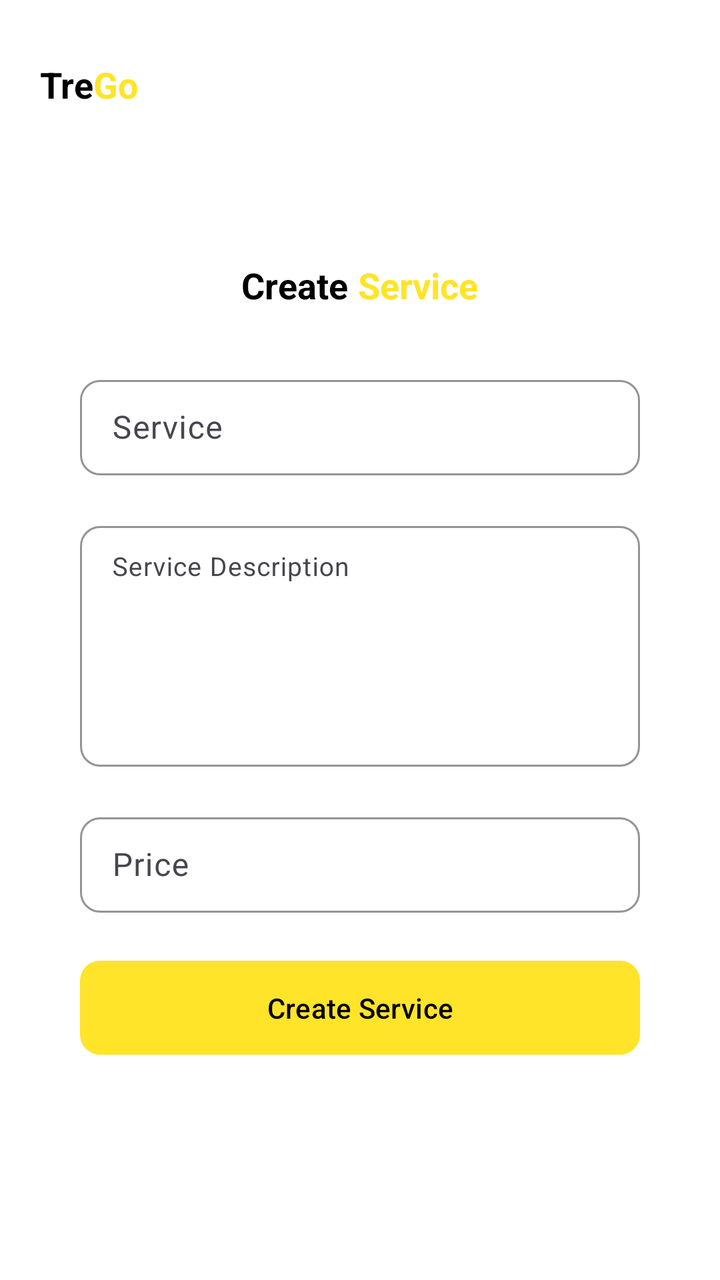
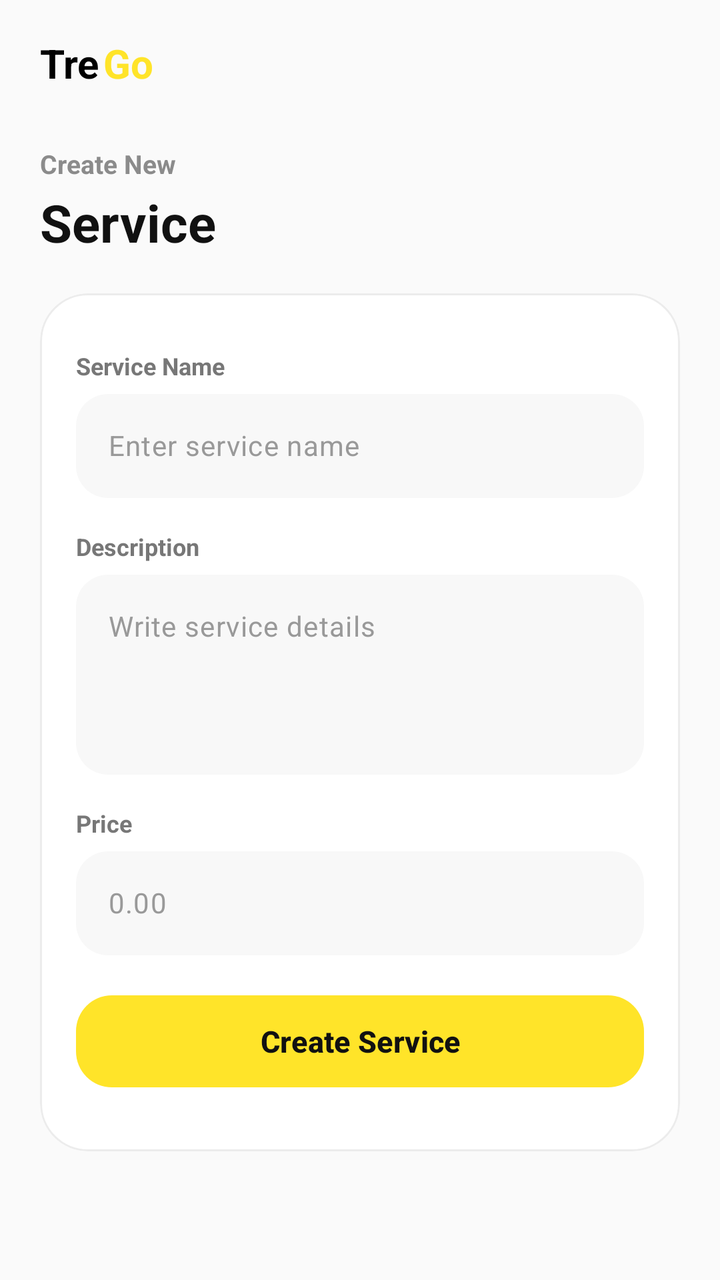

Screens rendered from an Android XML layout before and after an edit, with the pre-edit source and the edit as a unified diff.
<!-- AndroidManifest.xml: application theme Theme.TregoApp -->
<!-- res/layout/fragment_create_service.xml -->
<?xml version="1.0" encoding="utf-8"?>
<LinearLayout xmlns:android="http://schemas.android.com/apk/res/android"
    xmlns:tools="http://schemas.android.com/tools"
    android:layout_width="match_parent"
    android:layout_height="match_parent"
    xmlns:app="http://schemas.android.com/apk/res-auto"
    tools:context=".mechanic.ui.CreateServiceFragment"
    android:orientation="vertical"
    android:background="@color/secondary_color"
    android:padding="20dp">

    <LinearLayout
        android:layout_width="match_parent"
        android:layout_height="wrap_content"
        android:gravity="start"
        android:layout_marginTop="10dp"
        android:layout_marginBottom="6dp">

        <TextView
            android:layout_width="wrap_content"
            android:layout_height="wrap_content"
            android:text="@string/app_first_name"
            android:textSize="18sp"
            android:textStyle="bold"
            android:textColor="@color/tertiary_color" />

        <TextView
            android:layout_width="wrap_content"
            android:layout_height="wrap_content"
            android:text="@string/app_last_name"
            android:textSize="18sp"
            android:textStyle="bold"
            android:textColor="@color/primary_color" />

    </LinearLayout>

    <View
        android:layout_width="0dp"
        android:layout_height="70dp" />

    <LinearLayout
        android:layout_width="match_parent"
        android:layout_height="wrap_content"
        android:orientation="vertical"
        android:gravity="center" >

        <LinearLayout
            android:layout_width="match_parent"
            android:layout_height="wrap_content"
            android:gravity="center"
            android:layout_marginBottom="30dp">

            <TextView
                android:layout_width="wrap_content"
                android:layout_height="wrap_content"
                android:text="@string/create"
                android:textSize="18sp"
                android:textStyle="bold"
                android:textColor="@color/tertiary_color" />

            <TextView
                android:layout_width="wrap_content"
                android:layout_height="wrap_content"
                android:text="@string/service"
                android:textSize="18sp"
                android:textStyle="bold"
                android:textColor="@color/primary_color"
                android:paddingStart="5dp"/>

        </LinearLayout>

        <LinearLayout
            android:layout_width="280dp"
            android:layout_height="match_parent"
            android:orientation="vertical"
            android:gravity="center">

            <com.google.android.material.textfield.TextInputLayout
                android:layout_width="match_parent"
                android:layout_height="wrap_content"
                android:layout_marginBottom="20dp"
                app:boxStrokeWidth="1dp"
                app:boxStrokeWidthFocused="1dp"
                app:boxStrokeColor="@color/black"
                app:hintTextColor="@color/placeholder_text_color"
                app:boxBackgroundColor="@color/field_color"
                app:boxCornerRadiusTopStart="10dp"
                app:boxCornerRadiusBottomStart="10dp"
                app:boxCornerRadiusBottomEnd="10dp"
                app:boxCornerRadiusTopEnd="10dp" >

                <com.google.android.material.textfield.TextInputEditText
                    android:id="@+id/etService"
                    android:layout_width="match_parent"
                    android:layout_height="wrap_content"
                    android:hint="@string/service"
                    android:paddingVertical="13dp"/>

            </com.google.android.material.textfield.TextInputLayout>

            <com.google.android.material.textfield.TextInputLayout
                android:layout_width="match_parent"
                android:layout_height="wrap_content"
                android:layout_marginBottom="20dp"
                app:boxStrokeWidth="1dp"
                app:boxStrokeWidthFocused="1dp"
                app:boxStrokeColor="@color/black"
                app:hintTextColor="@color/placeholder_text_color"
                app:boxBackgroundColor="@color/field_color"
                app:boxCornerRadiusTopStart="10dp"
                app:boxCornerRadiusBottomStart="10dp"
                app:boxCornerRadiusBottomEnd="10dp"
                app:boxCornerRadiusTopEnd="10dp" >

                <com.google.android.material.textfield.TextInputEditText
                    android:id="@+id/etServiceDescription"
                    android:layout_width="match_parent"
                    android:layout_height="wrap_content"
                    android:hint="Service Description"
                    android:inputType="textMultiLine"
                    android:lines="6"
                    android:gravity="top|start"
                    android:textColor="@color/black"
                    android:textSize="13sp"
                    android:scrollbars="vertical"
                    android:overScrollMode="always"
                    android:paddingVertical="13dp"/>

            </com.google.android.material.textfield.TextInputLayout>

            <com.google.android.material.textfield.TextInputLayout
                android:layout_width="match_parent"
                android:layout_height="wrap_content"
                android:layout_marginBottom="20dp"
                app:prefixText="₹"
                app:boxStrokeWidth="1dp"
                app:boxStrokeWidthFocused="1dp"
                app:boxStrokeColor="@color/black"
                app:hintTextColor="@color/placeholder_text_color"
                app:boxBackgroundColor="@color/field_color"
                app:boxCornerRadiusTopStart="10dp"
                app:boxCornerRadiusBottomStart="10dp"
                app:boxCornerRadiusBottomEnd="10dp"
                app:boxCornerRadiusTopEnd="10dp" >

                <com.google.android.material.textfield.TextInputEditText
                    android:id="@+id/etServicePrice"
                    android:layout_width="match_parent"
                    android:layout_height="wrap_content"
                    android:hint="@string/price"
                    android:inputType="numberDecimal"
                    android:paddingVertical="13dp"/>

            </com.google.android.material.textfield.TextInputLayout>

            <com.google.android.material.button.MaterialButton
                android:id="@+id/createServiceBtn"
                android:layout_width="match_parent"
                android:layout_height="wrap_content"
                android:text="@string/create_service"
                android:textColor="@color/black"
                android:paddingVertical="14dp"
                android:layout_marginBottom="40dp"
                app:cornerRadius="10dp" />

        </LinearLayout>

    </LinearLayout>

</LinearLayout>
<!-- resources referenced by this layout -->
<resources>
  <color name="black">#FF000000</color>
  <color name="field_color">#FFFFFFFF</color>
  <color name="placeholder_text_color">#949494</color>
  <color name="primary_color">#FFE429</color>
  <color name="secondary_color">#FFFFFFFF</color>
  <color name="tertiary_color">#FF000000</color>
  <string name="app_first_name">Tre</string>
  <string name="app_last_name">Go</string>
  <string name="create">Create</string>
  <string name="create_service">Create Service</string>
  
      // For Filter
  <string name="price">Price</string>
  <string name="service">Service</string>
  <style name="Theme.TregoApp" parent="Base.Theme.TregoApp" />
  <style name="Base.Theme.TregoApp" parent="Theme.Material3.DayNight.NoActionBar">
          <item name="colorPrimary">@color/primary_color</item>
          <item name="android:statusBarColor">@color/secondary_color</item>
          <item name="android:windowLightStatusBar">true</item>
      </style>
</resources>

<!-- the commit's change to res/layout/fragment_create_service.xml (unified diff, before → after) -->
@@ -1,26 +1,27 @@
 <?xml version="1.0" encoding="utf-8"?>
 <LinearLayout xmlns:android="http://schemas.android.com/apk/res/android"
     xmlns:tools="http://schemas.android.com/tools"
+    xmlns:app="http://schemas.android.com/apk/res-auto"
     android:layout_width="match_parent"
     android:layout_height="match_parent"
-    xmlns:app="http://schemas.android.com/apk/res-auto"
-    tools:context=".mechanic.ui.CreateServiceFragment"
     android:orientation="vertical"
-    android:background="@color/secondary_color"
-    android:padding="20dp">
-
+    android:background="#FAFAFA"
+    android:paddingHorizontal="20dp"
+    android:paddingTop="18dp"
+    android:paddingBottom="14dp"
+    tools:context=".mechanic.ui.CreateServiceFragment">
+
+    
     <LinearLayout
         android:layout_width="match_parent"
         android:layout_height="wrap_content"
-        android:gravity="start"
-        android:layout_marginTop="10dp"
-        android:layout_marginBottom="6dp">
+        android:gravity="center_vertical">
 
         <TextView
             android:layout_width="wrap_content"
             android:layout_height="wrap_content"
             android:text="@string/app_first_name"
-            android:textSize="18sp"
+            android:textSize="20sp"
             android:textStyle="bold"
             android:textColor="@color/tertiary_color" />
 
@@ -28,143 +29,230 @@
             android:layout_width="wrap_content"
             android:layout_height="wrap_content"
             android:text="@string/app_last_name"
-            android:textSize="18sp"
+            android:textSize="20sp"
             android:textStyle="bold"
-            android:textColor="@color/primary_color" />
+            android:textColor="@color/primary_color"
+            android:paddingStart="2dp" />
 
     </LinearLayout>
 
     <View
-        android:layout_width="0dp"
-        android:layout_height="70dp" />
-
+        android:layout_width="match_parent"
+        android:layout_height="28dp" />
+
+    
     <LinearLayout
         android:layout_width="match_parent"
         android:layout_height="wrap_content"
-        android:orientation="vertical"
-        android:gravity="center" >
+        android:orientation="vertical">
+
+        <TextView
+            android:layout_width="wrap_content"
+            android:layout_height="wrap_content"
+            android:text="Create New"
+            android:textSize="13sp"
+            android:textStyle="bold"
+            android:textColor="#8B8B8B" />
 
         <LinearLayout
-            android:layout_width="match_parent"
-            android:layout_height="wrap_content"
-            android:gravity="center"
-            android:layout_marginBottom="30dp">
-
-            <TextView
-                android:layout_width="wrap_content"
-                android:layout_height="wrap_content"
-                android:text="@string/create"
-                android:textSize="18sp"
-                android:textStyle="bold"
-                android:textColor="@color/tertiary_color" />
+            android:layout_width="wrap_content"
+            android:layout_height="wrap_content"
+            android:layout_marginTop="3dp"
+            android:gravity="center_vertical">
 
             <TextView
                 android:layout_width="wrap_content"
                 android:layout_height="wrap_content"
                 android:text="@string/service"
-                android:textSize="18sp"
+                android:textSize="26sp"
                 android:textStyle="bold"
-                android:textColor="@color/primary_color"
-                android:paddingStart="5dp"/>
+                android:textColor="#111111" />
+
+
+
+
+
+
 
         </LinearLayout>
 
+    </LinearLayout>
+
+    <View
+        android:layout_width="match_parent"
+        android:layout_height="18dp" />
+
+    
+    <com.google.android.material.card.MaterialCardView
+        android:layout_width="match_parent"
+        android:layout_height="wrap_content"
+        app:cardBackgroundColor="#FFFFFF"
+        app:cardCornerRadius="24dp"
+        app:strokeColor="#ECECEC"
+        app:strokeWidth="1dp"
+        app:cardElevation="0dp">
+
         <LinearLayout
-            android:layout_width="280dp"
+            android:layout_width="match_parent"
             android:layout_height="match_parent"
+            android:layout_marginVertical="10dp"
             android:orientation="vertical"
-            android:gravity="center">
-
-            <com.google.android.material.textfield.TextInputLayout
+            android:padding="18dp">
+
+            
+            <ScrollView
                 android:layout_width="match_parent"
-                android:layout_height="wrap_content"
-                android:layout_marginBottom="20dp"
-                app:boxStrokeWidth="1dp"
-                app:boxStrokeWidthFocused="1dp"
-                app:boxStrokeColor="@color/black"
-                app:hintTextColor="@color/placeholder_text_color"
-                app:boxBackgroundColor="@color/field_color"
-                app:boxCornerRadiusTopStart="10dp"
-                app:boxCornerRadiusBottomStart="10dp"
-                app:boxCornerRadiusBottomEnd="10dp"
-                app:boxCornerRadiusTopEnd="10dp" >
-
-                <com.google.android.material.textfield.TextInputEditText
-                    android:id="@+id/etService"
+                android:layout_height="0dp"
+                android:layout_weight="1"
+                android:overScrollMode="never">
+
+                <LinearLayout
                     android:layout_width="match_parent"
                     android:layout_height="wrap_content"
-                    android:hint="@string/service"
-                    android:paddingVertical="13dp"/>
-
-            </com.google.android.material.textfield.TextInputLayout>
-
-            <com.google.android.material.textfield.TextInputLayout
-                android:layout_width="match_parent"
-                android:layout_height="wrap_content"
-                android:layout_marginBottom="20dp"
-                app:boxStrokeWidth="1dp"
-                app:boxStrokeWidthFocused="1dp"
-                app:boxStrokeColor="@color/black"
-                app:hintTextColor="@color/placeholder_text_color"
-                app:boxBackgroundColor="@color/field_color"
-                app:boxCornerRadiusTopStart="10dp"
-                app:boxCornerRadiusBottomStart="10dp"
-                app:boxCornerRadiusBottomEnd="10dp"
-                app:boxCornerRadiusTopEnd="10dp" >
-
-                <com.google.android.material.textfield.TextInputEditText
-                    android:id="@+id/etServiceDescription"
-                    android:layout_width="match_parent"
-                    android:layout_height="wrap_content"
-                    android:hint="Service Description"
-                    android:inputType="textMultiLine"
-                    android:lines="6"
-                    android:gravity="top|start"
-                    android:textColor="@color/black"
-                    android:textSize="13sp"
-                    android:scrollbars="vertical"
-                    android:overScrollMode="always"
-                    android:paddingVertical="13dp"/>
-
-            </com.google.android.material.textfield.TextInputLayout>
-
-            <com.google.android.material.textfield.TextInputLayout
-                android:layout_width="match_parent"
-                android:layout_height="wrap_content"
-                android:layout_marginBottom="20dp"
-                app:prefixText="₹"
-                app:boxStrokeWidth="1dp"
-                app:boxStrokeWidthFocused="1dp"
-                app:boxStrokeColor="@color/black"
-                app:hintTextColor="@color/placeholder_text_color"
-                app:boxBackgroundColor="@color/field_color"
-                app:boxCornerRadiusTopStart="10dp"
-                app:boxCornerRadiusBottomStart="10dp"
-                app:boxCornerRadiusBottomEnd="10dp"
-                app:boxCornerRadiusTopEnd="10dp" >
-
-                <com.google.android.material.textfield.TextInputEditText
-                    android:id="@+id/etServicePrice"
-                    android:layout_width="match_parent"
-                    android:layout_height="wrap_content"
-                    android:hint="@string/price"
-                    android:inputType="numberDecimal"
-                    android:paddingVertical="13dp"/>
-
-            </com.google.android.material.textfield.TextInputLayout>
-
+                    android:orientation="vertical">
+
+                    
+                    <TextView
+                        android:layout_width="wrap_content"
+                        android:layout_height="wrap_content"
+                        android:text="Service Name"
+                        android:textSize="12sp"
+                        android:textStyle="bold"
+                        android:textColor="#777777"
+                        android:layout_marginBottom="6dp" />
+
+                    <com.google.android.material.textfield.TextInputLayout
+                        android:layout_width="match_parent"
+                        android:layout_height="wrap_content"
+                        android:layout_marginBottom="16dp"
+                        app:hintEnabled="false"
+                        app:boxBackgroundMode="filled"
+                        app:boxBackgroundColor="#F8F8F8"
+                        app:boxStrokeWidth="0dp"
+                        app:boxStrokeWidthFocused="0dp"
+                        app:boxStrokeColor="@android:color/transparent"
+                        app:boxCornerRadiusTopStart="16dp"
+                        app:boxCornerRadiusTopEnd="16dp"
+                        app:boxCornerRadiusBottomStart="16dp"
+                        app:boxCornerRadiusBottomEnd="16dp">
+
+                        <com.google.android.material.textfield.TextInputEditText
+                            android:id="@+id/etService"
+                            android:layout_width="match_parent"
+                            android:layout_height="52dp"
+                            android:background="@null"
+                            android:hint="Enter service name"
+                            android:textColorHint="#999999"
+                            android:textColor="#111111"
+                            android:textSize="14sp"
+                            android:paddingHorizontal="16dp"
+                            android:gravity="center_vertical"/>
+
+                    </com.google.android.material.textfield.TextInputLayout>
+
+                    
+                    <TextView
+                        android:layout_width="wrap_content"
+                        android:layout_height="wrap_content"
+                        android:text="Description"
+                        android:textSize="12sp"
+                        android:textStyle="bold"
+                        android:textColor="#777777"
+                        android:layout_marginBottom="6dp" />
+
+                    <com.google.android.material.textfield.TextInputLayout
+                        android:layout_width="match_parent"
+                        android:layout_height="wrap_content"
+                        android:layout_marginBottom="16dp"
+                        app:hintEnabled="false"
+                        app:boxBackgroundMode="filled"
+                        app:boxBackgroundColor="#F8F8F8"
+                        app:boxStrokeWidth="0dp"
+                        app:boxStrokeWidthFocused="0dp"
+                        app:boxStrokeColor="@android:color/transparent"
+                        app:boxCornerRadiusTopStart="16dp"
+                        app:boxCornerRadiusTopEnd="16dp"
+                        app:boxCornerRadiusBottomStart="16dp"
+                        app:boxCornerRadiusBottomEnd="16dp">
+
+                        <com.google.android.material.textfield.TextInputEditText
+                            android:id="@+id/etServiceDescription"
+                            android:layout_width="match_parent"
+                            android:layout_height="wrap_content"
+                            android:minLines="4"
+                            android:maxLines="6"
+                            android:background="@null"
+                            android:hint="Write service details"
+                            android:textColorHint="#999999"
+                            android:textColor="#111111"
+                            android:textSize="14sp"
+                            android:padding="16dp"
+                            android:gravity="top|start"
+                            android:inputType="textMultiLine"/>
+
+                    </com.google.android.material.textfield.TextInputLayout>
+
+                    
+                    <TextView
+                        android:layout_width="wrap_content"
+                        android:layout_height="wrap_content"
+                        android:text="Price"
+                        android:textSize="12sp"
+                        android:textStyle="bold"
+                        android:textColor="#777777"
+                        android:layout_marginBottom="6dp" />
+
+                    <com.google.android.material.textfield.TextInputLayout
+                        android:layout_width="match_parent"
+                        android:layout_height="wrap_content"
+                        app:hintEnabled="false"
+                        app:prefixText="₹ "
+                        app:boxBackgroundMode="filled"
+                        app:boxBackgroundColor="#F8F8F8"
+                        app:boxStrokeWidth="0dp"
+                        app:boxStrokeWidthFocused="0dp"
+                        app:boxStrokeColor="@android:color/transparent"
+                        app:boxCornerRadiusTopStart="16dp"
+                        app:boxCornerRadiusTopEnd="16dp"
+                        app:boxCornerRadiusBottomStart="16dp"
+                        app:boxCornerRadiusBottomEnd="16dp" >
+
+                        <com.google.android.material.textfield.TextInputEditText
+                            android:id="@+id/etServicePrice"
+                            android:layout_width="match_parent"
+                            android:layout_height="52dp"
+                            android:background="@null"
+                            android:hint="0.00"
+                            android:textColorHint="#999999"
+                            android:textColor="#111111"
+                            android:textSize="14sp"
+                            android:paddingEnd="16dp"
+                            android:gravity="center_vertical"
+                            android:inputType="numberDecimal"/>
+
+                    </com.google.android.material.textfield.TextInputLayout>
+
+                </LinearLayout>
+
+            </ScrollView>
+
+            
             <com.google.android.material.button.MaterialButton
                 android:id="@+id/createServiceBtn"
                 android:layout_width="match_parent"
-                android:layout_height="wrap_content"
-                android:text="@string/create_service"
-                android:textColor="@color/black"
-                android:paddingVertical="14dp"
-                android:layout_marginBottom="40dp"
-                app:cornerRadius="10dp" />
+                android:layout_height="54dp"
+                android:layout_marginTop="16dp"
+                android:text="Create Service"
+                android:textAllCaps="false"
+                android:textSize="15sp"
+                android:textStyle="bold"
+                android:textColor="#111111"
+                app:backgroundTint="#FFE429"
+                app:cornerRadius="18dp"
+                app:elevation="0dp" />
 
         </LinearLayout>
 
-    </LinearLayout>
+    </com.google.android.material.card.MaterialCardView>
 
 </LinearLayout>
<!-- resource entries referenced after the edit -->
@@ -1,18 +1,10 @@
 <!-- resources referenced by this layout -->
 <resources>
-  <color name="black">#FF000000</color>
-  <color name="field_color">#FFFFFFFF</color>
-  <color name="placeholder_text_color">#949494</color>
   <color name="primary_color">#FFE429</color>
   <color name="secondary_color">#FFFFFFFF</color>
   <color name="tertiary_color">#FF000000</color>
   <string name="app_first_name">Tre</string>
   <string name="app_last_name">Go</string>
-  <string name="create">Create</string>
-  <string name="create_service">Create Service</string>
-  
-      // For Filter
-  <string name="price">Price</string>
   <string name="service">Service</string>
   <style name="Theme.TregoApp" parent="Base.Theme.TregoApp" />
   <style name="Base.Theme.TregoApp" parent="Theme.Material3.DayNight.NoActionBar">
